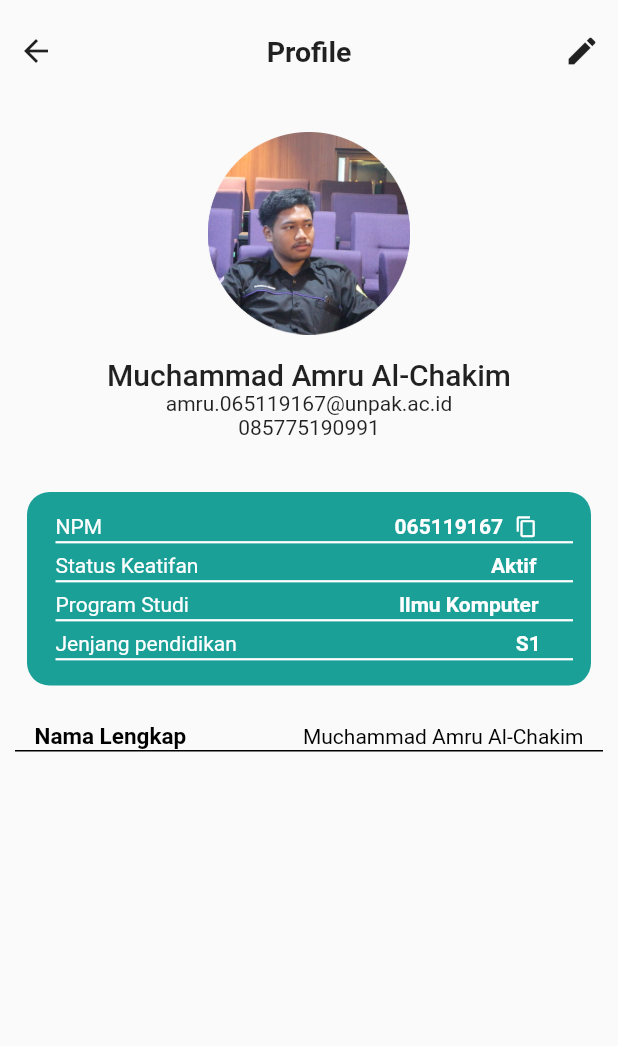
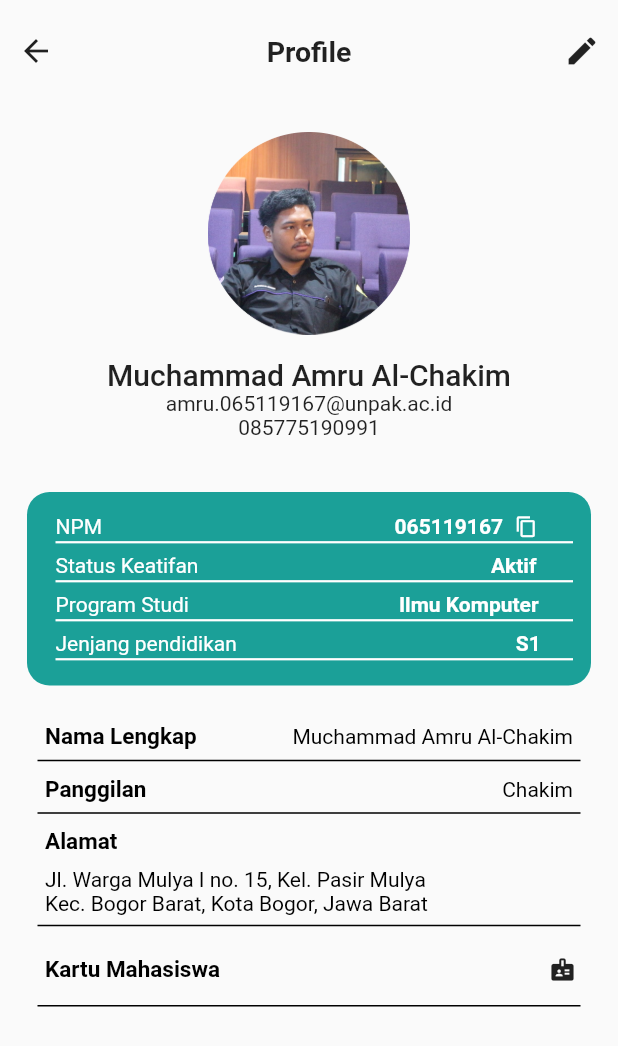
Before and after one commit to al-chakim/tugas2_P5, a Flutter app: the screen it shows after launch, on a phone screen of 412 x 824 dp. Shown: the top 1046 px of the screen. Run offline on Flutter 3.47's test engine with Material 2 defaults, Android fonts, the phone set to English and light mode, and no system bars.

Commit message:
finishing layout

```diff
--- a/new_app/lib/main.dart
+++ b/new_app/lib/main.dart
@@ -136,7 +136,7 @@ class _MyAppState extends State<MyApp> {
 
     Widget teks(String tulis, String baca){
       return Padding(
-        padding: const EdgeInsets.only(left: 23, right: 23),
+        padding: const EdgeInsets.only(left: 30, right: 30),
         child: Row(
           mainAxisAlignment: MainAxisAlignment.spaceBetween,
           children: [
@@ -212,13 +212,71 @@ class _MyAppState extends State<MyApp> {
               Column(
                 children: [
                   teks('Nama Lengkap','Muchammad Amru Al-Chakim'),
+                  SizedBox(height: 2,),
+                  Divider(
+                    height: 10,
+                    thickness: 1,
+                    indent: 25,
+                    endIndent: 25,
+                    color: Colors.black,
+                  ),
+                  SizedBox(height: 5,),
+                  teks('Panggilan', 'Chakim'),
+                  SizedBox(height: 2,),
+                  Divider(
+                    height: 10,
+                    thickness: 1,
+                    indent: 25,
+                    endIndent: 25,
+                    color: Colors.black,
+                  ),
+                  SizedBox(height: 5,),
+                  Padding(
+                    padding: const EdgeInsets.only(left: 30),
+                    child: Column(
+                      crossAxisAlignment: CrossAxisAlignment.stretch,
+                      children: [
+                        Text(
+                          'Alamat',
+                          style: tiga,
+                        ),
+                        SizedBox(height: 8,),
+                        Text(
+                          'Jl. Warga Mulya I no. 15, Kel. Pasir Mulya \nKec. Bogor Barat, Kota Bogor, Jawa Barat',
+                          style: empat,
+                        ),
+                      ],
+                    ),
+                  ),
+                  SizedBox(height: 2,),
+                  Divider(
+                    height: 10,
+                    thickness: 1,
+                    indent: 25,
+                    endIndent: 25,
+                    color: Colors.black,
+                  ),
+                  //SizedBox(height: 2,),
+                  Padding(
+                    padding: const EdgeInsets.only(right: 13),
+                    child: Row(
+                      mainAxisAlignment: MainAxisAlignment.spaceBetween,
+                      children: [
+                        teks('Kartu Mahasiswa',''),
+                        IconButton(
+                          onPressed: () {},
+                          icon: Icon(Icons.badge, size: 18,)
+                        ),
+                      ],
+                    ),
+                  ),
                   Divider(
                     height: 1,
                     thickness: 1,
-                    indent: 10,
-                    endIndent: 10,
+                    indent: 25,
+                    endIndent: 25,
                     color: Colors.black,
-                  )
+                  ),
                 ],
               )
             ],
```
